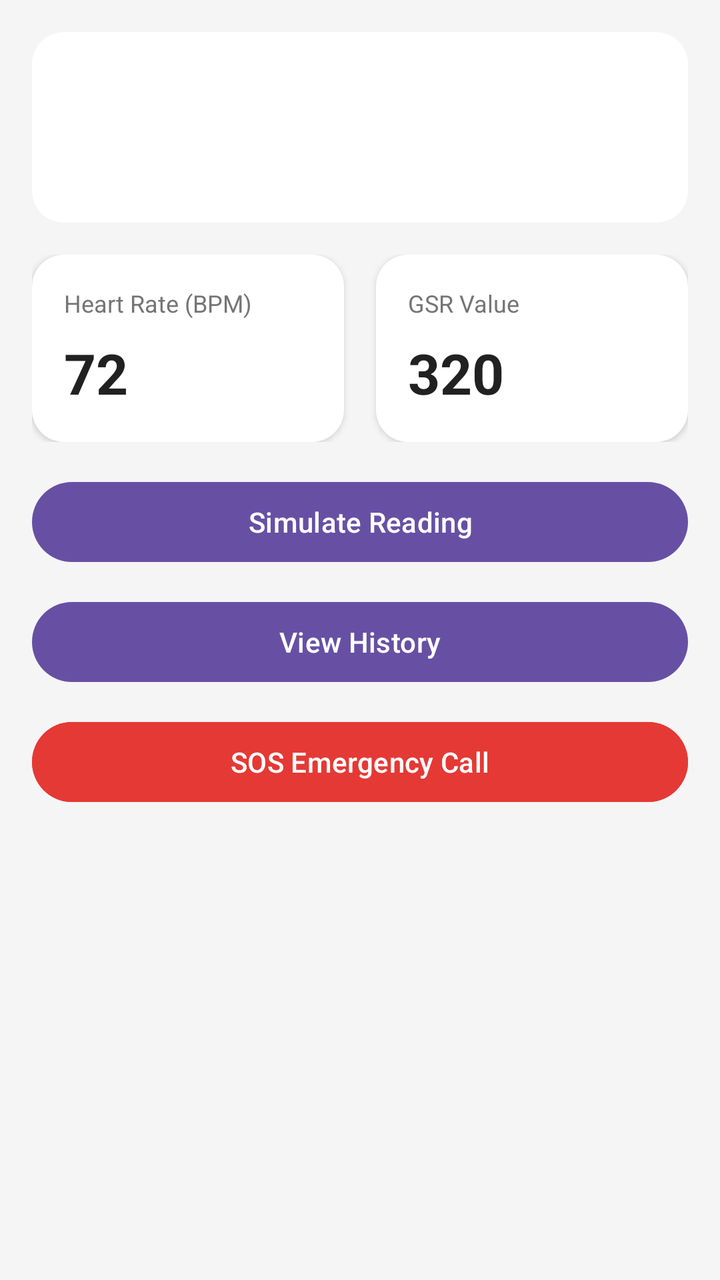
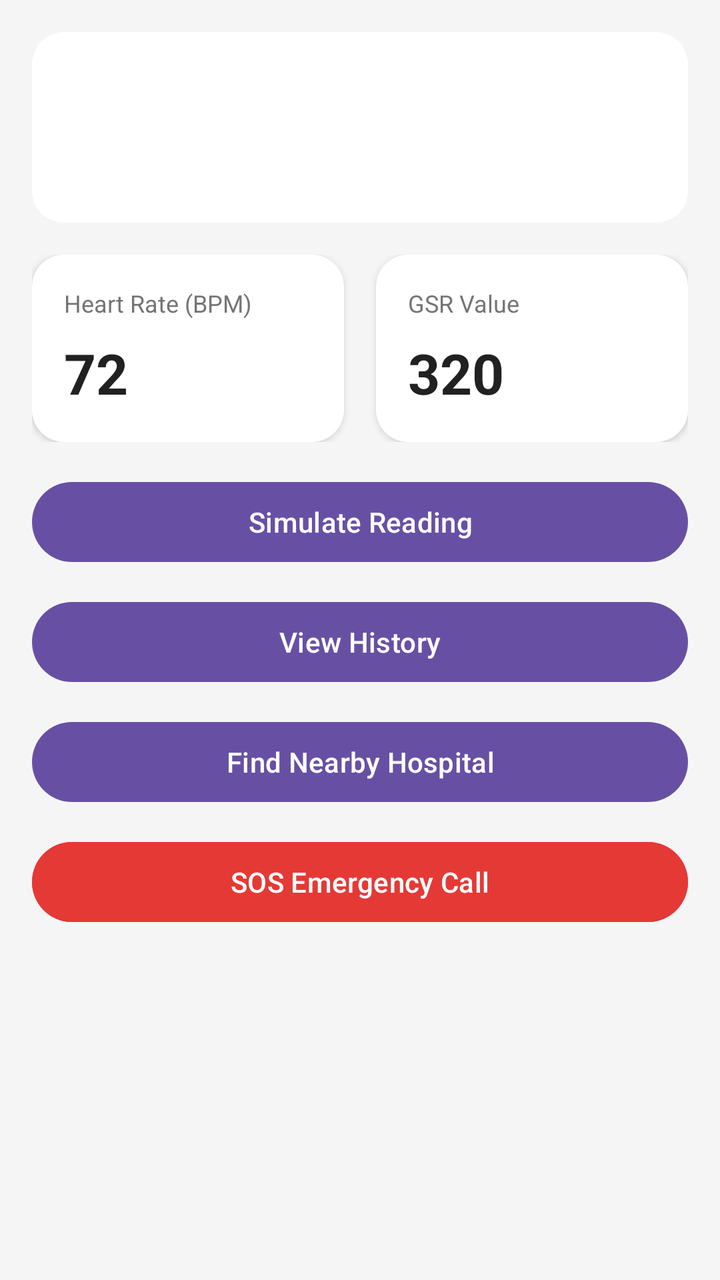

Before-and-after screenshots of an Android layout around one commit, followed by the original layout XML and the change that was made.
<!-- AndroidManifest.xml: application theme Theme.NeuroGuard -->
<!-- res/layout/activity_patient.xml -->
<?xml version="1.0" encoding="utf-8"?>
<ScrollView xmlns:android="http://schemas.android.com/apk/res/android"
    xmlns:app="http://schemas.android.com/apk/res-auto"
    xmlns:tools="http://schemas.android.com/tools"
    android:layout_width="match_parent"
    android:layout_height="match_parent"
    android:fillViewport="true"
    android:background="#F5F5F5">

    <LinearLayout
        android:layout_width="match_parent"
        android:layout_height="wrap_content"
        android:orientation="vertical"
        android:padding="16dp">

        
        <LinearLayout
            android:id="@+id/layoutStressStatus"
            android:layout_width="match_parent"
            android:layout_height="wrap_content"
            android:background="@drawable/bg_card_rounded"
            android:orientation="vertical"
            android:padding="20dp"
            android:layout_marginBottom="16dp">

            <TextView
                android:layout_width="wrap_content"
                android:layout_height="wrap_content"
                android:text="Stress Status"
                android:textColor="@color/white"
                android:textSize="14sp" />

            <TextView
                android:id="@+id/tvStressState"
                android:layout_width="wrap_content"
                android:layout_height="wrap_content"
                android:layout_marginTop="4dp"
                android:text="Normal"
                android:textColor="@color/white"
                android:textSize="24sp"
                android:textStyle="bold" />
        </LinearLayout>

        
        <LinearLayout
            android:layout_width="match_parent"
            android:layout_height="wrap_content"
            android:orientation="horizontal"
            android:layout_marginBottom="16dp">

            
            <LinearLayout
                android:layout_width="0dp"
                android:layout_height="wrap_content"
                android:layout_weight="1"
                android:layout_marginEnd="8dp"
                android:background="@drawable/bg_card_rounded"
                android:backgroundTint="#FFFFFF"
                android:elevation="2dp"
                android:orientation="vertical"
                android:padding="16dp">

                <TextView
                    android:layout_width="wrap_content"
                    android:layout_height="wrap_content"
                    android:text="Heart Rate (BPM)"
                    android:textColor="#757575"
                    android:textSize="12sp" />

                <TextView
                    android:id="@+id/tvHeartRate"
                    android:layout_width="wrap_content"
                    android:layout_height="wrap_content"
                    android:layout_marginTop="8dp"
                    android:text="72"
                    android:textColor="#212121"
                    android:textSize="28sp"
                    android:textStyle="bold" />
            </LinearLayout>

            
            <LinearLayout
                android:layout_width="0dp"
                android:layout_height="wrap_content"
                android:layout_weight="1"
                android:layout_marginStart="8dp"
                android:background="@drawable/bg_card_rounded"
                android:backgroundTint="#FFFFFF"
                android:elevation="2dp"
                android:orientation="vertical"
                android:padding="16dp">

                <TextView
                    android:layout_width="wrap_content"
                    android:layout_height="wrap_content"
                    android:text="GSR Value"
                    android:textColor="#757575"
                    android:textSize="12sp" />

                <TextView
                    android:id="@+id/tvGsrValue"
                    android:layout_width="wrap_content"
                    android:layout_height="wrap_content"
                    android:layout_marginTop="8dp"
                    android:text="320"
                    android:textColor="#212121"
                    android:textSize="28sp"
                    android:textStyle="bold" />
            </LinearLayout>
        </LinearLayout>

        
        <Button
            android:id="@+id/btnStartBreathing"
            android:layout_width="match_parent"
            android:layout_height="wrap_content"
            android:text="Start Breathing Exercise"
            android:visibility="gone"
            android:layout_marginBottom="12dp"
            tools:visibility="visible" />

        
        <Button
            android:id="@+id/btnSimulateReading"
            android:layout_width="match_parent"
            android:layout_height="wrap_content"
            android:text="Simulate Reading"
            android:layout_marginBottom="12dp" />

        
        <Button
            android:id="@+id/btnOpenHistory"
            android:layout_width="match_parent"
            android:layout_height="wrap_content"
            android:text="View History"
            android:layout_marginBottom="12dp" />

        
        <Button
            android:id="@+id/btnSos"
            android:layout_width="match_parent"
            android:layout_height="wrap_content"
            android:text="SOS Emergency Call"
            android:backgroundTint="#E53935"
            android:textColor="@color/white" />

    </LinearLayout>
</ScrollView>
<!-- resources referenced by this layout -->
<resources>
  <color name="white">#FFFFFFFF</color>
  <!-- drawable bg_card_rounded (drawable) -->
  <?xml version="1.0" encoding="utf-8"?>
  <shape xmlns:android="http://schemas.android.com/apk/res/android"
      android:shape="rectangle">
      <solid android:color="@color/white" />
      <corners android:radius="16dp" />
  </shape>
  <style name="Theme.NeuroGuard" parent="Base.Theme.NeuroGuard" />
  <style name="Base.Theme.NeuroGuard" parent="Theme.Material3.DayNight.NoActionBar">
          
          
      </style>
</resources>

<!-- the commit's change to res/layout/activity_patient.xml (unified diff, before → after) -->
@@ -1,6 +1,5 @@
 <?xml version="1.0" encoding="utf-8"?>
 <ScrollView xmlns:android="http://schemas.android.com/apk/res/android"
-    xmlns:app="http://schemas.android.com/apk/res-auto"
     xmlns:tools="http://schemas.android.com/tools"
     android:layout_width="match_parent"
     android:layout_height="match_parent"
@@ -13,7 +12,6 @@
         android:orientation="vertical"
         android:padding="16dp">
 
-        
         <LinearLayout
             android:id="@+id/layoutStressStatus"
             android:layout_width="match_parent"
@@ -41,14 +39,12 @@
                 android:textStyle="bold" />
         </LinearLayout>
 
-        
         <LinearLayout
             android:layout_width="match_parent"
             android:layout_height="wrap_content"
             android:orientation="horizontal"
             android:layout_marginBottom="16dp">
 
-            
             <LinearLayout
                 android:layout_width="0dp"
                 android:layout_height="wrap_content"
@@ -78,7 +74,6 @@
                     android:textStyle="bold" />
             </LinearLayout>
 
-            
             <LinearLayout
                 android:layout_width="0dp"
                 android:layout_height="wrap_content"
@@ -109,7 +104,6 @@
             </LinearLayout>
         </LinearLayout>
 
-        
         <Button
             android:id="@+id/btnStartBreathing"
             android:layout_width="match_parent"
@@ -119,7 +113,6 @@
             android:layout_marginBottom="12dp"
             tools:visibility="visible" />
 
-        
         <Button
             android:id="@+id/btnSimulateReading"
             android:layout_width="match_parent"
@@ -127,7 +120,6 @@
             android:text="Simulate Reading"
             android:layout_marginBottom="12dp" />
 
-        
         <Button
             android:id="@+id/btnOpenHistory"
             android:layout_width="match_parent"
@@ -135,7 +127,13 @@
             android:text="View History"
             android:layout_marginBottom="12dp" />
 
-        
+        <Button
+            android:id="@+id/btnNearbyHospital"
+            android:layout_width="match_parent"
+            android:layout_height="wrap_content"
+            android:text="Find Nearby Hospital"
+            android:layout_marginBottom="12dp" />
+
         <Button
             android:id="@+id/btnSos"
             android:layout_width="match_parent"
